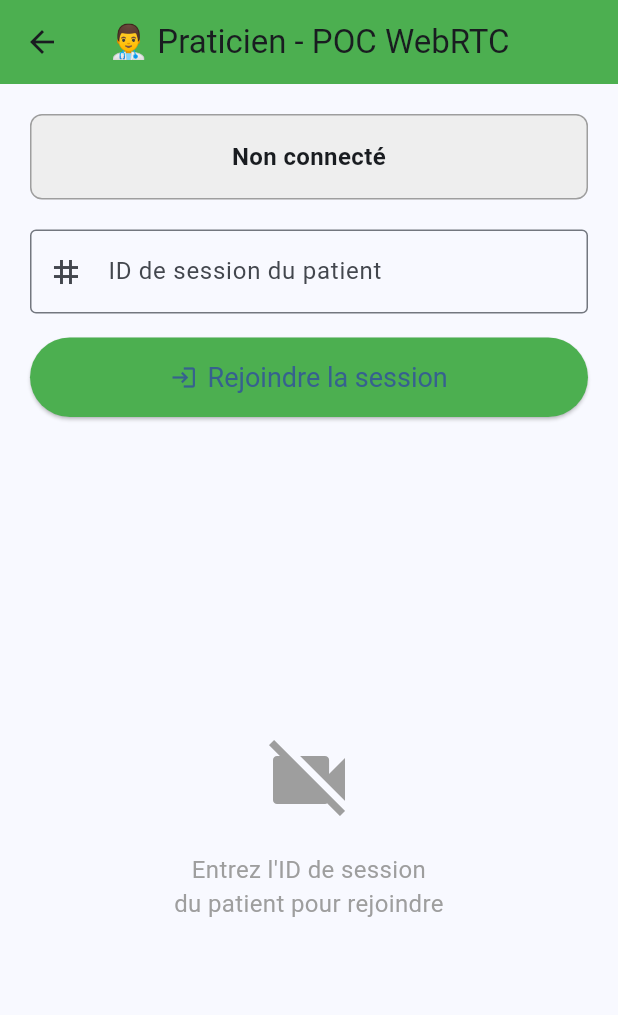
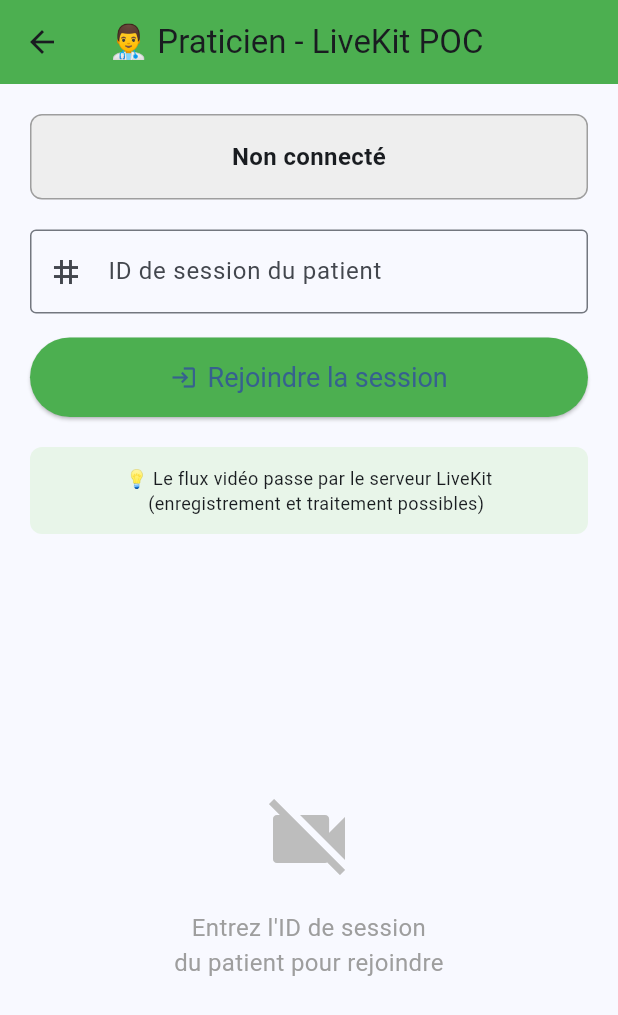
Before and after one commit to Kadzzzzz/e_pedicare, a Flutter app: the PocHomePage screen opened directly, after a tap on "Je suis un Praticien", on a phone screen of 412 x 824 dp. Shown: the top 1015 px of the screen. Run offline on Flutter 3.47's test engine with Material 3 defaults, Android fonts, the phone set to English and light mode, and no system bars; our stand-ins replace camera, socket_io_client; missing offline and left inert: flutter_webrtc, livekit_client.

Commit message:
feat: POC LiveKit - Streaming vidéo via serveur (pas de P2P)
Implémentation d'un POC avec LiveKit pour garantir que tout le flux vidéo
passe par le serveur, permettant l'enregistrement et le traitement.

Pourquoi LiveKit au lieu de WebRTC P2P ?
- ✅ Flux vidéo passe par le serveur (SFU)
- ✅ Enregistrement natif possible
- ✅ Traitement côté serveur facile
- ✅ Analyse IA et stockage possibles
- ✅ Pas de peer-to-peer

Backend:
- Serveur Flask pour génération de tokens LiveKit JWT
- API endpoint /token pour authentification
- Configuration LiveKit (API key/secret)

Frontend Flutter:
- Page patient : capture caméra + envoi au serveur LiveKit
- Page praticien : réception du flux depuis le serveur LiveKit
- Utilisation de livekit_client package
- Interface simple et intuitive

Infrastructure:
- LiveKit Server via Docker
- SFU (Selective Forwarding Unit) architecture
- Tokens JWT pour la sécurité

Dépendances ajoutées:
Backend:
- livekit-api==0.6.1

Frontend:
- livekit_client: ^2.2.0

Documentation:
- POC_LIVEKIT_README.md avec instructions complètes
- Guide de démarrage avec Docker
- Explications sur l'architecture SFU vs P2P

Total: ~500 lignes de code pour un POC complet
Solution parfaite pour l'enregistrement et le traitement vidéo

```diff
--- a/frontend/lib/main_poc.dart
+++ b/frontend/lib/main_poc.dart
@@ -1,9 +1,10 @@
 import 'package:flutter/material.dart';
-import 'pages/poc_patient_page.dart';
-import 'pages/poc_practitioner_page.dart';
+import 'pages/livekit_patient_page.dart';
+import 'pages/livekit_practitioner_page.dart';
 
-/// Point d'entrée pour le POC WebRTC
-/// Version ultra-simple sans complexité
+/// Point d'entrée pour le POC LiveKit
+/// Version ultra-simple - Tout passe par le serveur (pas de P2P)
+/// Permet l'enregistrement et le traitement des vidéos
 void main() {
   runApp(const PocApp());
 }
@@ -14,7 +15,7 @@ class PocApp extends StatelessWidget {
   @override
   Widget build(BuildContext context) {
     return MaterialApp(
-      title: 'e-PediCare POC WebRTC',
+      title: 'e-PediCare POC LiveKit',
       theme: ThemeData(
         primarySwatch: Colors.blue,
         useMaterial3: true,
@@ -59,7 +60,7 @@ class PocHomePage extends StatelessWidget {
               ),
               const SizedBox(height: 10),
               const Text(
-                'Visioconférence Patient ↔ Praticien',
+                'Visioconférence Patient ↔ Praticien\n(via serveur LiveKit)',
                 textAlign: TextAlign.center,
                 style: TextStyle(
                   fontSize: 18,
@@ -74,7 +75,7 @@ class PocHomePage extends StatelessWidget {
                   Navigator.push(
                     context,
                     MaterialPageRoute(
-                      builder: (context) => const PocPatientPage(),
+                      builder: (context) => const LiveKitPatientPage(),
                     ),
                   );
                 },
@@ -98,7 +99,7 @@ class PocHomePage extends StatelessWidget {
                   Navigator.push(
                     context,
                     MaterialPageRoute(
-                      builder: (context) => const PocPractitionerPage(),
+                      builder: (context) => const LiveKitPractitionerPage(),
                     ),
                   );
                 },
@@ -138,7 +139,8 @@ class PocHomePage extends StatelessWidget {
                     Text(
                       '1. Le Patient crée une session avec un ID\n'
                       '2. Le Praticien rejoint avec le même ID\n'
-                      '3. La vidéo du patient s\'affiche chez le praticien',
+                      '3. La vidéo passe par le serveur LiveKit\n'
+                      '4. Enregistrement et traitement possibles',
                       style: TextStyle(fontSize: 14),
                     ),
                   ],
--- /dev/null
+++ b/frontend/lib/pages/livekit_practitioner_page.dart
@@ -0,0 +1,315 @@
+import 'package:flutter/material.dart';
+import 'package:livekit_client/livekit_client.dart';
+import 'package:http/http.dart' as http;
+import 'dart:convert';
+
+/// Page Praticien avec LiveKit - Ultra simple
+/// Reçoit le flux vidéo du patient via le serveur LiveKit
+/// Pas de P2P - tout passe par le serveur
+class LiveKitPractitionerPage extends StatefulWidget {
+  const LiveKitPractitionerPage({super.key});
+
+  @override
+  State<LiveKitPractitionerPage> createState() => _LiveKitPractitionerPageState();
+}
+
+class _LiveKitPractitionerPageState extends State<LiveKitPractitionerPage> {
+  // Contrôles UI
+  final TextEditingController _sessionController = TextEditingController();
+  bool _isConnected = false;
+  String _status = 'Non connecté';
+
+  // LiveKit
+  Room? _room;
+  RemoteVideoTrack? _remoteVideoTrack;
+  RemoteParticipant? _patientParticipant;
+
+  @override
+  void dispose() {
+    _disconnect();
+    _sessionController.dispose();
+    super.dispose();
+  }
+
+  /// Rejoindre une session existante
+  Future<void> _joinSession() async {
+    final sessionId = _sessionController.text.trim();
+    if (sessionId.isEmpty) {
+      _setStatus('❌ Entrez un ID de session');
+      return;
+    }
+
+    _setStatus('🔑 Demande de token...');
+
+    try {
+      // 1. Obtenir un token du serveur Flask
+      final tokenData = await _getToken(sessionId, 'practitioner');
+
+      _setStatus('📡 Connexion à la room...');
+
+      // 2. Se connecter à la room LiveKit
+      _room = await LiveKitClient.connect(
+        tokenData['url'],
+        tokenData['token'],
+        roomOptions: const RoomOptions(
+          defaultCameraCaptureOptions: CameraCaptureOptions(
+            maxFrameRate: 30,
+          ),
+        ),
+      );
+
+      setState(() {
+        _isConnected = true;
+      });
+
+      _setStatus('✅ Connecté - En attente du patient...');
+
+      // 3. Écouter les événements de la room
+      _room!.addListener(_onRoomUpdate);
+
+      // 4. Vérifier si le patient est déjà présent
+      _checkForPatient();
+
+      print('✅ Praticien connecté à la room: $sessionId');
+
+    } catch (e) {
+      _setStatus('❌ Erreur: $e');
+      print('❌ Erreur connexion: $e');
+    }
+  }
+
+  /// Obtenir un token depuis le serveur Flask
+  Future<Map<String, dynamic>> _getToken(String roomName, String role) async {
+    final response = await http.post(
+      Uri.parse('http://localhost:5002/token'),
+      headers: {'Content-Type': 'application/json'},
+      body: jsonEncode({
+        'room_name': roomName,
+        'participant_name': role,
+        'role': role,
+      }),
+    );
+
+    if (response.statusCode == 200) {
+      return jsonDecode(response.body);
+    } else {
+      throw Exception('Erreur serveur: ${response.statusCode}');
+    }
+  }
+
+  /// Vérifier si le patient est déjà dans la room
+  void _checkForPatient() {
+    final participants = _room?.remoteParticipants.values.toList() ?? [];
+    for (var participant in participants) {
+      if (participant.identity == 'patient') {
+        _onPatientJoined(participant);
+        break;
+      }
+    }
+  }
+
+  /// Écouter les changements de la room
+  void _onRoomUpdate() {
+    setState(() {
+      // Chercher le participant patient
+      final participants = _room?.remoteParticipants.values.toList() ?? [];
+      for (var participant in participants) {
+        if (participant.identity == 'patient') {
+          _onPatientJoined(participant);
+          return;
+        }
+      }
+    });
+  }
+
+  /// Quand le patient rejoint la room
+  void _onPatientJoined(RemoteParticipant participant) {
+    _patientParticipant = participant;
+    _setStatus('👤 Patient détecté - Récupération du stream...');
+
+    // Écouter les tracks du patient
+    participant.addListener(() {
+      setState(() {
+        // Récupérer la vidéo du patient
+        for (var pub in participant.videoTrackPublications) {
+          if (pub.track != null) {
+            _remoteVideoTrack = pub.track as RemoteVideoTrack;
+            _setStatus('✅ Réception du stream patient');
+            break;
+          }
+        }
+      });
+    });
+
+    // Vérifier si le track est déjà disponible
+    for (var pub in participant.videoTrackPublications) {
+      if (pub.track != null) {
+        setState(() {
+          _remoteVideoTrack = pub.track as RemoteVideoTrack;
+          _setStatus('✅ Réception du stream patient');
+        });
+        break;
+      }
+    }
+  }
+
+  /// Déconnexion
+  Future<void> _disconnect() async {
+    await _room?.disconnect();
+    await _room?.dispose();
+    _room = null;
+    _remoteVideoTrack = null;
+    _patientParticipant = null;
+  }
+
+  void _setStatus(String status) {
+    setState(() => _status = status);
+  }
+
+  @override
+  Widget build(BuildContext context) {
+    return Scaffold(
+      appBar: AppBar(
+        title: const Text('👨‍⚕️ Praticien - LiveKit POC'),
+        backgroundColor: Colors.green,
+        actions: [
+          if (_isConnected)
+            IconButton(
+              icon: const Icon(Icons.logout),
+              onPressed: () {
+                _disconnect();
+                setState(() {
+                  _isConnected = false;
+                  _status = 'Déconnecté';
+                });
+              },
+            ),
+        ],
+      ),
+      body: Padding(
+        padding: const EdgeInsets.all(20),
+        child: Column(
+          crossAxisAlignment: CrossAxisAlignment.stretch,
+          children: [
+            // Statut
+            Container(
+              padding: const EdgeInsets.all(16),
+              decoration: BoxDecoration(
+                color: _isConnected ? Colors.green[50] : Colors.grey[200],
+                borderRadius: BorderRadius.circular(8),
+                border: Border.all(
+                  color: _isConnected ? Colors.green : Colors.grey,
+                ),
+              ),
+              child: Text(
+                _status,
+                style: const TextStyle(fontSize: 16, fontWeight: FontWeight.bold),
+                textAlign: TextAlign.center,
+              ),
+            ),
+
+            const SizedBox(height: 20),
+
+            // Input session ID
+            if (!_isConnected) ...[
+              TextField(
+                controller: _sessionController,
+                decoration: const InputDecoration(
+                  labelText: 'ID de session du patient',
+                  hintText: 'Ex: session123',
+                  border: OutlineInputBorder(),
+                  prefixIcon: Icon(Icons.tag),
+                ),
+              ),
+              const SizedBox(height: 16),
+              ElevatedButton.icon(
+                onPressed: _joinSession,
+                icon: const Icon(Icons.login),
+                label: const Text('Rejoindre la session'),
+                style: ElevatedButton.styleFrom(
+                  padding: const EdgeInsets.all(16),
+                  textStyle: const TextStyle(fontSize: 18),
+                  backgroundColor: Colors.green,
+                ),
+              ),
+              const SizedBox(height: 20),
+              Container(
+                padding: const EdgeInsets.all(12),
+                decoration: BoxDecoration(
+                  color: Colors.green[50],
+                  borderRadius: BorderRadius.circular(8),
+                ),
+                child: const Text(
+                  '💡 Le flux vidéo passe par le serveur LiveKit\n'
+                  '   (enregistrement et traitement possibles)',
+                  style: TextStyle(fontSize: 12),
+                  textAlign: TextAlign.center,
+                ),
+              ),
+            ],
+
+            const SizedBox(height: 20),
+
+            // Vidéo du patient
+            if (_remoteVideoTrack != null) ...[
+              const Text(
+                '📹 Stream du patient :',
+                style: TextStyle(fontSize: 16, fontWeight: FontWeight.bold),
+              ),
+              const SizedBox(height: 10),
+              Expanded(
+                child: Container(
+                  decoration: BoxDecoration(
+                    border: Border.all(color: Colors.green, width: 2),
+                    borderRadius: BorderRadius.circular(12),
+                  ),
+                  child: ClipRRect(
+                    borderRadius: BorderRadius.circular(10),
+                    child: VideoTrackRenderer(
+                      _remoteVideoTrack!,
+                      fit: RTCVideoViewObjectFit.RTCVideoViewObjectFitCover,
+                    ),
+                  ),
+                ),
+              ),
+            ] else if (_isConnected)
+              Expanded(
+                child: Center(
+                  child: Column(
+                    mainAxisSize: MainAxisSize.min,
+                    children: [
+                      const CircularProgressIndicator(),
+                      const SizedBox(height: 16),
+                      Text(
+                        'En attente du stream patient...\n\n'
+                        'Participants: ${_room?.remoteParticipants.length ?? 0}',
+                        textAlign: TextAlign.center,
+                        style: const TextStyle(fontSize: 16, color: Colors.grey),
+                      ),
+                    ],
+                  ),
+                ),
+              )
+            else
+              Expanded(
+                child: Center(
+                  child: Column(
+                    mainAxisSize: MainAxisSize.min,
+                    children: [
+                      Icon(Icons.videocam_off, size: 64, color: Colors.grey[400]),
+                      const SizedBox(height: 16),
+                      const Text(
+                        'Entrez l\'ID de session\ndu patient pour rejoindre',
+                        textAlign: TextAlign.center,
+                        style: TextStyle(fontSize: 16, color: Colors.grey),
+                      ),
+                    ],
+                  ),
+                ),
+              ),
+          ],
+        ),
+      ),
+    );
+  }
+}
```
Also changed, not shown: frontend/lib/pages/livekit_patient_page.dart (added, +264 -0 lines), frontend/pubspec.yaml (+5 -2 lines), 3 other files.
